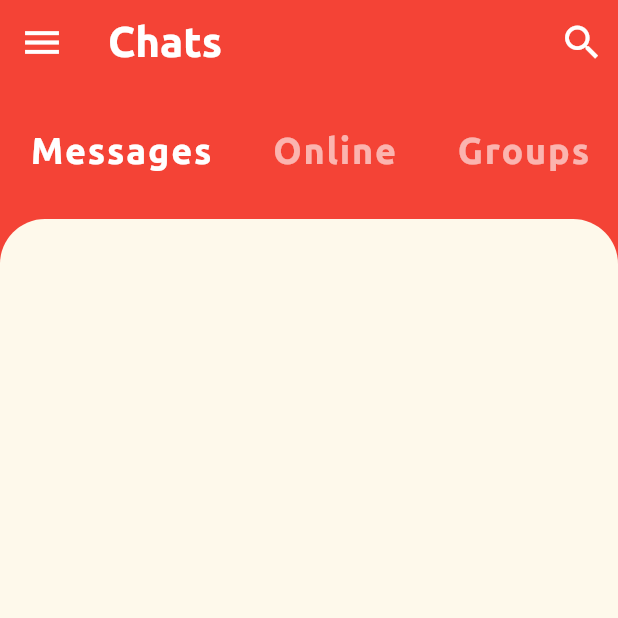
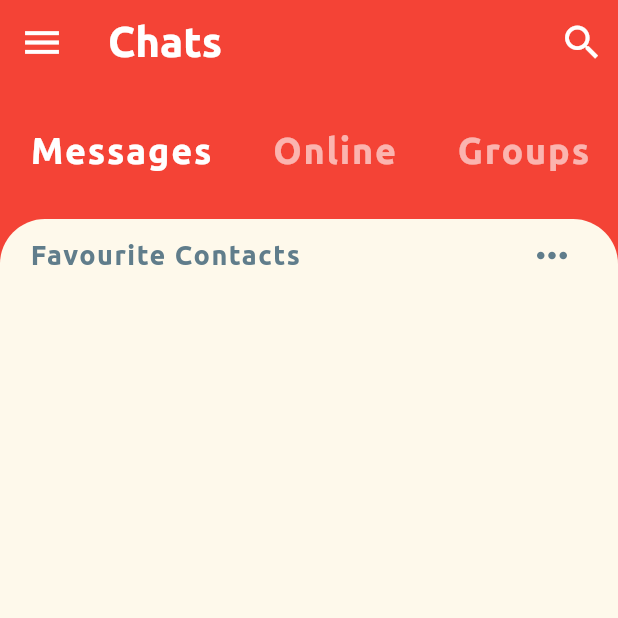
Before and after one commit to SPrio/Flutter-Chat-App, a Flutter app: the screen it shows after launch, on a phone screen of 412 x 824 dp, the top half of it. Run offline on Flutter 3.47's test engine with Material 2 defaults, Android fonts, the phone set to English and light mode, and no system bars; missing offline and left inert: flutter_chat_ui; project files that could hold a hidden picture were left out.

Commit message:
added favourite contacts heading and more button

```diff
--- a/lib/screens/home_screen.dart
+++ b/lib/screens/home_screen.dart
@@ -1,5 +1,6 @@
 import 'package:flutter/material.dart';
 import 'package:flutter_chat_app/widgets/category_selector.dart';
+import 'package:flutter_chat_app/widgets/favourite_contacts.dart';
 
 class HomeScreen extends StatefulWidget {
   @override
@@ -42,7 +43,9 @@ class _HomeScreenState extends State<HomeScreen> {
                       topLeft: Radius.circular(30.0),
                       topRight: Radius.circular(30.0),
                     )),
-            ),
+                child: Column(children: [
+                  FavouriteContacts()
+                ])),
           )
         ]));
   }
--- /dev/null
+++ b/lib/widgets/favourite_contacts.dart
@@ -0,0 +1,28 @@
+import 'package:flutter/material.dart';
+
+class FavouriteContacts extends StatelessWidget {
+  @override
+  Widget build(BuildContext context) {
+    return Column(
+      children: [
+        Padding(
+          padding: const EdgeInsets.symmetric(horizontal: 20.0),
+          child:
+              Row(mainAxisAlignment: MainAxisAlignment.spaceBetween, children: [
+            Text('Favourite Contacts',
+                style: TextStyle(
+                    color: Colors.blueGrey,
+                    fontSize: 18.0,
+                    fontWeight: FontWeight.bold,
+                    letterSpacing: 1.0)),
+            IconButton(
+                icon: Icon(Icons.more_horiz),
+                iconSize: 30.0,
+                color: Colors.blueGrey,
+                onPressed: () {})
+          ]),
+        ),
+      ],
+    );
+  }
+}
```
Lines whose indentation alone changed are shown as unchanged.
